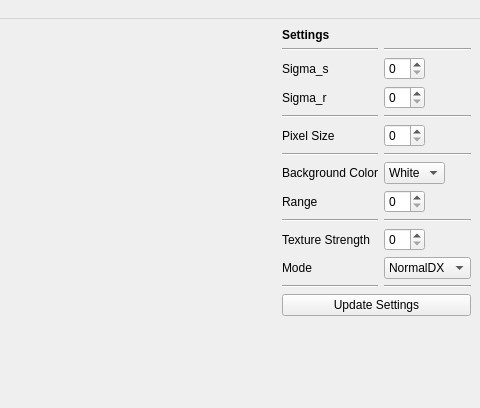
Before: the Qt Designer form ui/mainwindow.ui in GeovaneJefferson/PBRMaster, drawn with Qt 5; both pictures show x 720 to 1200 and y 0 to 408 of the 1200 by 800 pixel window.
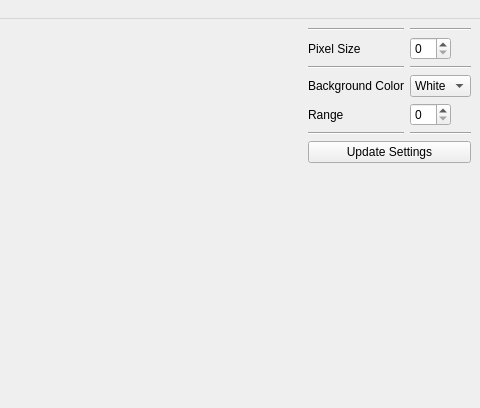
After: the same form once the commit is applied.

What changed in the file:
```diff
--- a/ui/mainwindow.ui
+++ b/ui/mainwindow.ui
@@ -212,108 +212,73 @@
      <layout class="QVBoxLayout" name="verticalLayout_4">
       <item>
        <layout class="QGridLayout" name="gridLayout_5" columnstretch="0,0">
-        <item row="5" column="1" alignment="Qt::AlignLeft">
-         <widget class="QSpinBox" name="pixel_size_spinbox"/>
+        <item row="2" column="1">
+         <widget class="Line" name="line_3">
+          <property name="orientation">
+           <enum>Qt::Horizontal</enum>
+          </property>
+         </widget>
         </item>
-        <item row="13" column="1">
+        <item row="6" column="0">
+         <widget class="Line" name="line_10">
+          <property name="orientation">
+           <enum>Qt::Horizontal</enum>
+          </property>
+         </widget>
+        </item>
+        <item row="6" column="1">
          <widget class="Line" name="line_11">
           <property name="orientation">
            <enum>Qt::Horizontal</enum>
           </property>
          </widget>
         </item>
-        <item row="2" column="0">
-         <widget class="QLabel" name="label_9">
-          <property name="text">
-           <string>Sigma_s</string>
-          </property>
-         </widget>
+        <item row="1" column="1" alignment="Qt::AlignLeft">
+         <widget class="QSpinBox" name="pixel_size_spinbox"/>
         </item>
-        <item row="7" column="0">
-         <widget class="QLabel" name="label_7">
-          <property name="text">
-           <string>Background Color</string>
-          </property>
-         </widget>
-        </item>
-        <item row="10" column="0">
-         <widget class="QLabel" name="label_12">
-          <property name="text">
-           <string>Texture Strength</string>
-          </property>
-         </widget>
-        </item>
-        <item row="1" column="1">
-         <widget class="Line" name="line_5">
-          <property name="orientation">
-           <enum>Qt::Horizontal</enum>
-          </property>
-         </widget>
-        </item>
-        <item row="5" column="0">
+        <item row="1" column="0">
          <widget class="QLabel" name="label_10">
           <property name="text">
            <string>Pixel Size</string>
           </property>
          </widget>
         </item>
-        <item row="2" column="1" alignment="Qt::AlignLeft">
-         <widget class="QSpinBox" name="sigma_s_spinbox"/>
-        </item>
-        <item row="4" column="1">
-         <widget class="Line" name="line_7">
-          <property name="orientation">
-           <enum>Qt::Horizontal</enum>
-          </property>
-         </widget>
-        </item>
         <item row="3" column="0">
-         <widget class="QLabel" name="label_5">
+         <widget class="QLabel" name="label_7">
           <property name="text">
-           <string>Sigma_r</string>
+           <string>Background Color</string>
           </property>
          </widget>
         </item>
-        <item row="1" column="0">
-         <widget class="Line" name="line_4">
+        <item row="2" column="0">
+         <widget class="Line" name="line_2">
+          <property name="orientation">
+           <enum>Qt::Horizontal</enum>
+          </property>
+         </widget>
+        </item>
+        <item row="0" column="1">
+         <widget class="Line" name="line_5">
           <property name="orientation">
            <enum>Qt::Horizontal</enum>
           </property>
          </widget>
         </item>
         <item row="0" column="0">
-         <widget class="QLabel" name="label_4">
-          <property name="font">
-           <font>
-            <bold>true</bold>
-           </font>
-          </property>
-          <property name="text">
-           <string>Settings</string>
-          </property>
-         </widget>
-        </item>
-        <item row="10" column="1" alignment="Qt::AlignLeft">
-         <widget class="QSpinBox" name="normal_size_spinbox"/>
-        </item>
-        <item row="13" column="0">
-         <widget class="Line" name="line_10">
+         <widget class="Line" name="line_4">
           <property name="orientation">
            <enum>Qt::Horizontal</enum>
           </property>
          </widget>
         </item>
-        <item row="8" column="0">
+        <item row="4" column="0">
          <widget class="QLabel" name="label_11">
           <property name="text">
            <string>Range</string>
           </property>
          </widget>
         </item>
-        <item row="8" column="1" alignment="Qt::AlignLeft">
-         <widget class="QSpinBox" name="transparent_size_spinbox"/>
-        </item>
-        <item row="7" column="1" alignment="Qt::AlignLeft">
+        <item row="3" column="1" alignment="Qt::AlignLeft">
          <widget class="QComboBox" name="transparent_comboBox">
           <property name="cursor">
            <cursorShape>PointingHandCursor</cursorShape>
@@ -333,64 +298,8 @@
           </item>
          </widget>
         </item>
-        <item row="4" column="0">
-         <widget class="Line" name="line_6">
-          <property name="orientation">
-           <enum>Qt::Horizontal</enum>
-          </property>
-         </widget>
-        </item>
-        <item row="3" column="1" alignment="Qt::AlignLeft">
-         <widget class="QSpinBox" name="sigma_r_spinbox"/>
-        </item>
-        <item row="6" column="0">
-         <widget class="Line" name="line_2">
-          <property name="orientation">
-           <enum>Qt::Horizontal</enum>
-          </property>
-         </widget>
-        </item>
-        <item row="6" column="1">
-         <widget class="Line" name="line_3">
-          <property name="orientation">
-           <enum>Qt::Horizontal</enum>
-          </property>
-         </widget>
-        </item>
-        <item row="9" column="1">
-         <widget class="Line" name="line_9">
-          <property name="orientation">
-           <enum>Qt::Horizontal</enum>
-          </property>
-         </widget>
-        </item>
-        <item row="9" column="0">
-         <widget class="Line" name="line_8">
-          <property name="orientation">
-           <enum>Qt::Horizontal</enum>
-          </property>
-         </widget>
-        </item>
-        <item row="11" column="0">
-         <widget class="QLabel" name="label">
-          <property name="text">
-           <string>Mode</string>
-          </property>
-         </widget>
-        </item>
-        <item row="11" column="1">
-         <widget class="QComboBox" name="normal_mode">
-          <item>
-           <property name="text">
-            <string>NormalDX</string>
-           </property>
-          </item>
-          <item>
-           <property name="text">
-            <string>NormalGL</string>
-           </property>
-          </item>
-         </widget>
+        <item row="4" column="1" alignment="Qt::AlignLeft">
+         <widget class="QSpinBox" name="transparent_size_spinbox"/>
         </item>
        </layout>
       </item>
```
